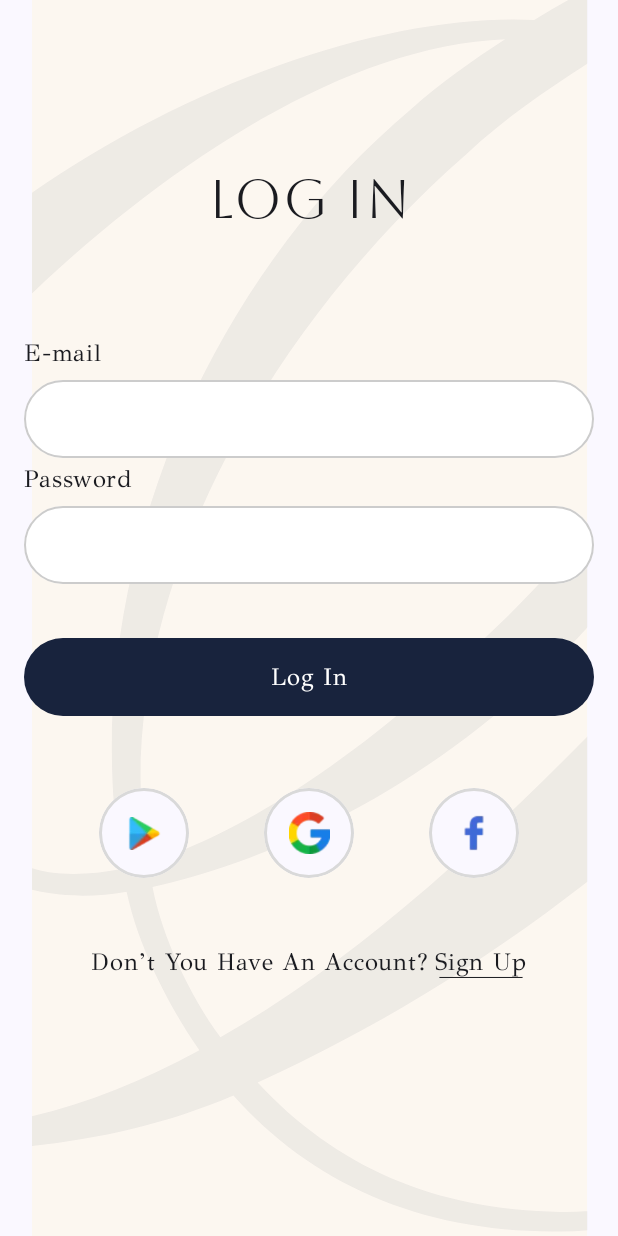
After one commit to perimsu/Rarely-App, an Android app built with Jetpack Compose: the composable LoginScreen shown on its own in the app's theme, on a phone screen of 412 x 824 dp. The commit adds this screen. Run offline under Robolectric (Android 15) with nearby library versions, the phone set to English and light mode, and no system bars; libraries missing offline, so code that uses them is left out: androidx.media3.effect; 1 statement that could not run was skipped.

Commit message:
login sayfası eklendi

```diff
--- a/app/build.gradle.kts
+++ b/app/build.gradle.kts
@@ -49,6 +49,7 @@ dependencies {
     implementation(libs.androidx.ui.graphics)
     implementation(libs.androidx.ui.tooling.preview)
     implementation(libs.androidx.material3)
+    implementation(libs.androidx.media3.effect)
     testImplementation(libs.junit)
     androidTestImplementation(libs.androidx.junit)
     androidTestImplementation(libs.androidx.espresso.core)
--- /dev/null
+++ b/app/src/main/java/com/example/rarelyapp/ui/login/LoginScreen.kt
@@ -0,0 +1,155 @@
+package com.example.rarelyapp.ui.authentication.login
+
+import androidx.compose.foundation.Image
+import androidx.compose.foundation.layout.*
+import androidx.compose.material3.ButtonDefaults
+import androidx.compose.material3.MaterialTheme
+import androidx.compose.material3.Text
+import androidx.compose.material3.TextButton
+import androidx.compose.runtime.Composable
+import androidx.compose.ui.Alignment
+import androidx.compose.ui.Modifier
+import androidx.compose.ui.layout.ContentScale
+import androidx.compose.ui.res.painterResource
+import androidx.compose.ui.res.stringResource
+import androidx.compose.ui.text.input.PasswordVisualTransformation
+import androidx.compose.ui.text.style.TextDecoration
+import androidx.compose.ui.tooling.preview.Preview
+import androidx.compose.ui.unit.dp
+import androidx.media3.effect.Crop
+import com.example.rarelyapp.R
+import com.example.rarelyapp.components.AuthProviderBox
+import com.example.rarelyapp.components.RarelyBaseButton
+import com.example.rarelyapp.components.RarelyBaseTextField
+import com.example.rarelyapp.components.RarelyTitleText
+import com.example.rarelyapp.ui.login.LoginScreenAction
+import com.example.rarelyapp.ui.theme.RarelyAppTheme
+
+@Composable
+fun LoginScreen(
+    uiState: LoginScreenUiState,
+    onLoginSuccessful: () -> Unit,
+    onClickSignUp: () -> Unit,
+    onAction: (LoginScreenAction) -> Unit
+) {
+    Box(
+        modifier = Modifier.fillMaxSize(),
+        contentAlignment = Alignment.Center
+    ) {
+        val contentScale = null
+        Image(
+            painter = painterResource(id = R.drawable.authentication_flow_background),
+            contentDescription = "Rarely logo",
+            modifier = Modifier.fillMaxSize(),
+            contentScale = ContentScale.Crop
+        )
+        LoginScreenContent(
+            uiState = uiState,
+            onLoginSuccessful = onLoginSuccessful,
+            onAction = onAction,
+            onClickSignUp = onClickSignUp
+        )
+    }
+}
+
+@Composable
+fun LoginScreenContent(
+    uiState: LoginScreenUiState,
+    onAction: (LoginScreenAction) -> Unit,
+    onLoginSuccessful: () -> Unit,
+    onClickSignUp: () -> Unit
+) {
+    Column(
+        modifier = Modifier
+            .fillMaxSize()
+            .padding(16.dp)
+    ) {
+        Spacer(modifier = Modifier.height(96.dp))
+        RarelyTitleText(stringResource(R.string.log_in), modifier = Modifier.fillMaxWidth())
+        Spacer(modifier = Modifier.height(72.dp))
+        Column(
+            horizontalAlignment = Alignment.Start,
+            verticalArrangement = Arrangement.Center
+        ) {
+            RarelyBaseTextField(
+                text = uiState.email,
+                onValueChange = { onAction(LoginScreenAction.EmailChanged(it)) },
+                textFieldHeader = stringResource(R.string.tf_header_email)
+            )
+            Spacer(modifier = Modifier.height(4.dp))
+            RarelyBaseTextField(
+                text = uiState.password,
+                visualTransformation = PasswordVisualTransformation(),
+                onValueChange = { onAction(LoginScreenAction.PasswordChanged(it)) },
+                textFieldHeader = stringResource(R.string.tf_header_password)
+            )
+
+            Spacer(modifier = Modifier.height(36.dp))
+
+            RarelyBaseButton(
+                text = stringResource(R.string.button_log_in),
+                onClick = onLoginSuccessful
+            )
+
+            Spacer(modifier = Modifier.height(48.dp))
+
+            Row(
+                modifier = Modifier.fillMaxWidth(),
+                horizontalArrangement = Arrangement.SpaceEvenly,
+                verticalAlignment = Alignment.CenterVertically
+            ) {
+                AuthProviderBox(
+                    authProviderLogoResource = R.drawable.auth_provider_play,
+                    size = 22.dp
+                )
+
+                AuthProviderBox(
+                    authProviderLogoResource = R.drawable.auth_provider_google,
+                )
+
+                AuthProviderBox(
+                    authProviderLogoResource = R.drawable.auth_provider_facebook,
+                )
+            }
+            Spacer(modifier = Modifier.height(32.dp))
+
+            Row(
+                modifier = Modifier.fillMaxWidth(),
+                horizontalArrangement = Arrangement.Center,
+                verticalAlignment = Alignment.CenterVertically
+            ) {
+                Text(
+                    text = stringResource(R.string.dont_have_an_account),
+                    style = MaterialTheme.typography.bodyLarge
+                )
+                TextButton(
+                    onClick = onClickSignUp,
+                    modifier = Modifier.padding(start = 4.dp),
+                    contentPadding = PaddingValues(0.dp),
+                    colors = ButtonDefaults.textButtonColors(
+                        contentColor = MaterialTheme.colorScheme.onBackground
+                    )
+                ) {
+                    Text(
+                        text = stringResource(R.string.redirect_to_sign_up),
+                        style = MaterialTheme.typography.bodyLarge,
+                        textDecoration = TextDecoration.Underline
+                    )
+                }
+            }
+        }
+    }
+}
+
+@Preview(showBackground = true, showSystemUi = false)
+@Composable
+fun LoginScreenPreview() {
+    RarelyAppTheme {
+        LoginScreen(
+            uiState = LoginScreenUiState(),
+            onLoginSuccessful = {},
+            onAction = {},
+            onClickSignUp = {}
+        )
+    }
+}
--- /dev/null
+++ b/app/src/main/java/com/example/rarelyapp/ui/login/LoginScreenUiState.kt
@@ -0,0 +1,7 @@
+package com.example.rarelyapp.ui.authentication.login
+
+data class LoginScreenUiState(
+    val email: String = "",
+    val password: String = "",
+    val rememberMe : Boolean = false,
+)
--- a/app/src/main/res/values/strings.xml
+++ b/app/src/main/res/values/strings.xml
@@ -26,4 +26,10 @@
     <string name="gender_male">Male</string>
     <string name="gender_female">Female</string>
     <string name="gender_other">Prefer not to say</string>
+    <string name="button_log_in">Log In</string>
+    <string name="dont_have_an_account">Don’t You Have An Account?</string>
+    <string name="redirect_to_sign_up">Sign Up</string>
+    <string name="log_in">Log In</string>
+
+
 </resources>
--- a/gradle/libs.versions.toml
+++ b/gradle/libs.versions.toml
@@ -11,6 +11,7 @@ activityCompose = "1.9.3"
 composeBom = "2024.12.01"
 material3 = "1.3.1"
 composeUi = "1.7.6"
+media3Effect = "1.5.1"
 
 
 [libraries]
@@ -29,6 +30,7 @@ androidx-ui-tooling-preview = { group = "androidx.compose.ui", name = "ui-toolin
 androidx-ui-test-manifest = { group = "androidx.compose.ui", name = "ui-test-manifest", version.ref = "composeUi" }
 androidx-ui-test-junit4 = { group = "androidx.compose.ui", name = "ui-test-junit4", version.ref = "composeUi" }
 androidx-material3 = { group = "androidx.compose.material3", name = "material3", version.ref = "material3" }
+androidx-media3-effect = { group = "androidx.media3", name = "media3-effect", version.ref = "media3Effect" }
 
 
 [plugins]
```
Also changed, not shown: app/src/main/java/com/example/rarelyapp/ui/login/LoginScreenAction.kt (added, +10 -0 lines), app/src/main/java/com/example/rarelyapp/ui/login/LoginScreenViewModel.kt (added, +41 -0 lines).
